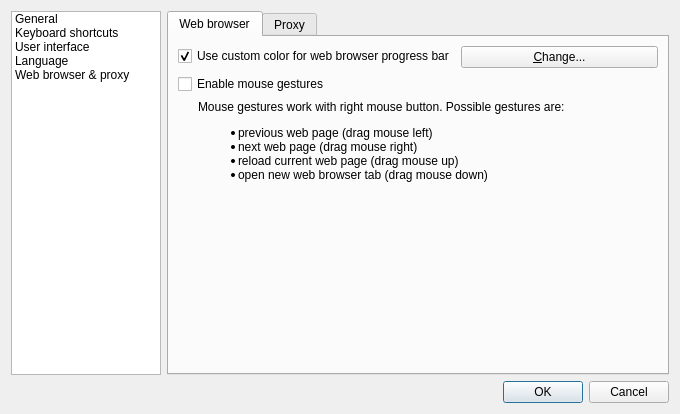
The window that src/gui/formsettings.ui (martinrotter/rssguard) describes before a commit, drawn with Qt 5.
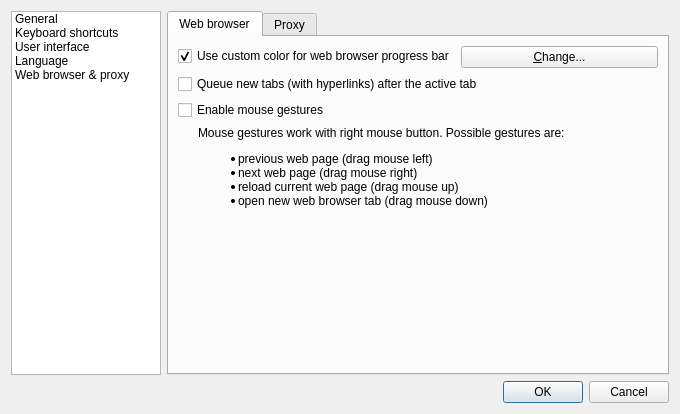
The same window after the commit. Custom widgets are drawn as their Qt base class.

What changed in the file:
```diff
--- a/src/gui/formsettings.ui
+++ b/src/gui/formsettings.ui
@@ -327,7 +327,7 @@
              </property>
             </widget>
            </item>
-           <item row="2" column="0">
+           <item row="2" column="0" colspan="2">
             <widget class="QCheckBox" name="m_checkMouseGestures">
              <property name="text">
               <string>Enable mouse gestures</string>
@@ -353,6 +353,13 @@
              </property>
             </widget>
            </item>
+           <item row="1" column="0" colspan="2">
+            <widget class="QCheckBox" name="m_checkQueueTabs">
+             <property name="text">
+              <string>Queue new tabs (with hyperlinks) after the active tab</string>
+             </property>
+            </widget>
+           </item>
            <item row="0" column="1">
             <widget class="QPushButton" name="m_btnBrowserProgressColor">
              <property name="sizePolicy">
```
